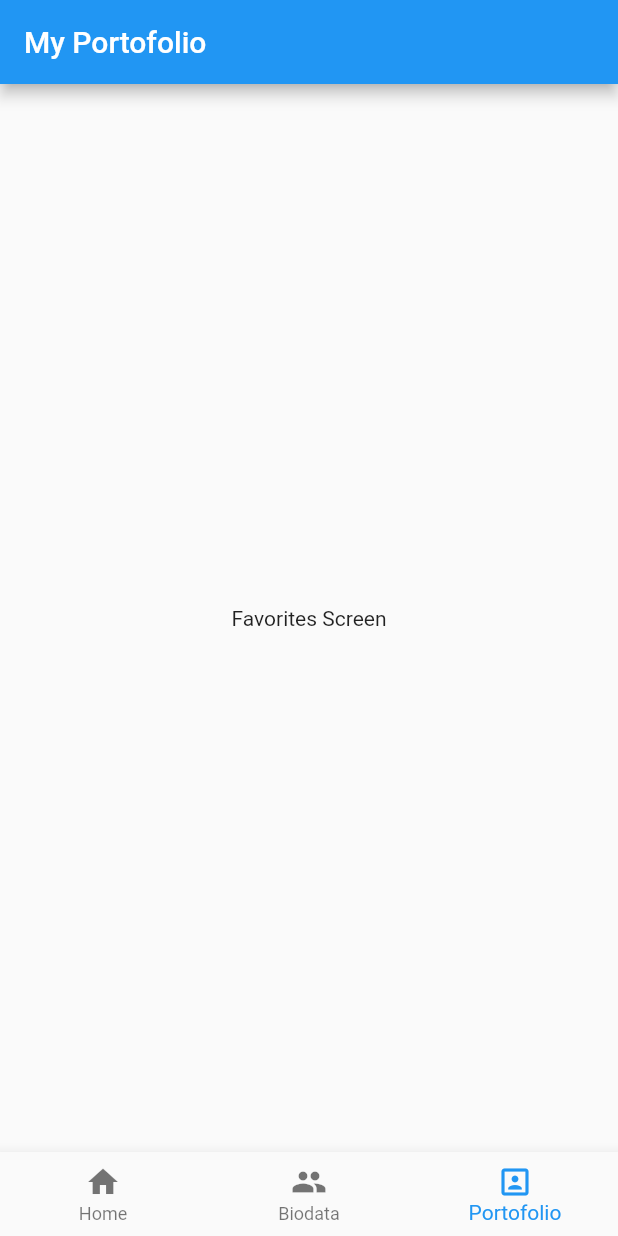
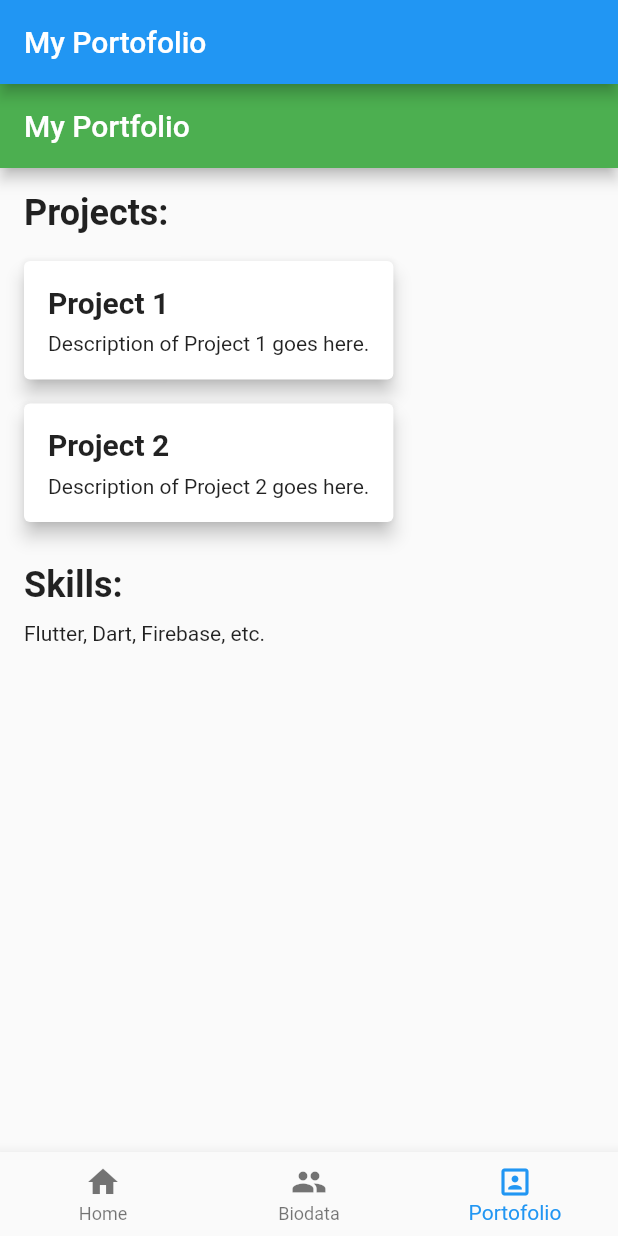
Before and after one commit to Akechi001/flutter_portofolio, a Flutter app: the screen it shows after launch, item 3 of the bottom bar chosen, on a phone screen of 412 x 824 dp. Run offline on Flutter 3.47's test engine with Material 2 defaults, Android fonts, the phone set to English and light mode, and no system bars; missing offline and left inert: dart:js_interop.

```diff
--- a/lib/portofolio.dart
+++ b/lib/portofolio.dart
@@ -1,11 +1,45 @@
 // favorites_screen.dart
 import 'package:flutter/material.dart';
+import 'package:flutter_portofolio/portofolio_item.dart';
 
 class PortofolioScreen extends StatelessWidget {
   @override
   Widget build(BuildContext context) {
-    return Center(
-      child: Text('Favorites Screen'),
+    return Scaffold(
+      appBar: AppBar(
+        title: Text('My Portfolio'),
+        backgroundColor: Colors.green, // Change the app bar color
+      ),
+      body: Padding(
+        padding: const EdgeInsets.all(16.0),
+        child: Column(
+          crossAxisAlignment: CrossAxisAlignment.start,
+          children: [
+            Text(
+              'Projects:',
+              style: TextStyle(fontSize: 24, fontWeight: FontWeight.bold),
+            ),
+            SizedBox(height: 10),
+            PortfolioItem(
+              title: 'Project 1',
+              description: 'Description of Project 1 goes here.',
+            ),
+            PortfolioItem(
+              title: 'Project 2',
+              description: 'Description of Project 2 goes here.',
+            ),
+            // Add more portfolio items as needed
+            SizedBox(height: 20),
+            Text(
+              'Skills:',
+              style: TextStyle(fontSize: 24, fontWeight: FontWeight.bold),
+            ),
+            SizedBox(height: 10),
+            Text('Flutter, Dart, Firebase, etc.'),
+            // Add more skills as needed
+          ],
+        ),
+      ),
     );
   }
 }
--- /dev/null
+++ b/lib/portofolio_item.dart
@@ -0,0 +1,31 @@
+import 'package:flutter/cupertino.dart';
+import 'package:flutter/material.dart';
+
+class PortfolioItem extends StatelessWidget {
+  final String title;
+  final String description;
+
+  const PortfolioItem({required this.title, required this.description});
+
+  @override
+  Widget build(BuildContext context) {
+    return Card(
+      elevation: 5,
+      margin: EdgeInsets.symmetric(vertical: 8),
+      child: Padding(
+        padding: const EdgeInsets.all(16.0),
+        child: Column(
+          crossAxisAlignment: CrossAxisAlignment.start,
+          children: [
+            Text(
+              title,
+              style: TextStyle(fontSize: 20, fontWeight: FontWeight.bold),
+            ),
+            SizedBox(height: 8),
+            Text(description),
+          ],
+        ),
+      ),
+    );
+  }
+}
```
Also changed, not shown: lib/biodata.dart (+26 -2 lines), lib/biodata_info.dart (added, +37 -0 lines).
